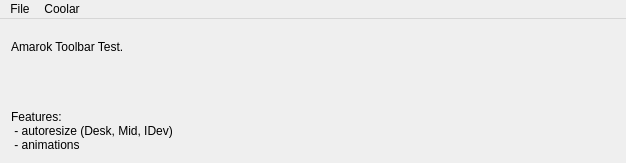
Qt form TestWindow.ui (enricoros/k-ui-experiments-coolbar) before a commit.
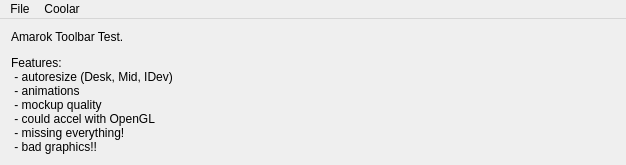
The same form after that commit.

Commit message: I lied ;-) Small retouch.

```diff
--- a/TestWindow.ui
+++ b/TestWindow.ui
@@ -27,7 +27,11 @@
       <property name="text">
        <string>Features:
  - autoresize (Desk, Mid, IDev)
- - animations</string>
+ - animations
+ - mockup quality
+ - could accel with OpenGL
+ - missing everything!
+ - bad graphics!!</string>
       </property>
      </widget>
     </item>
```
Left out of the diff: 2 changed lines with no effect on the pictures. The commit also changes 1 other file.
